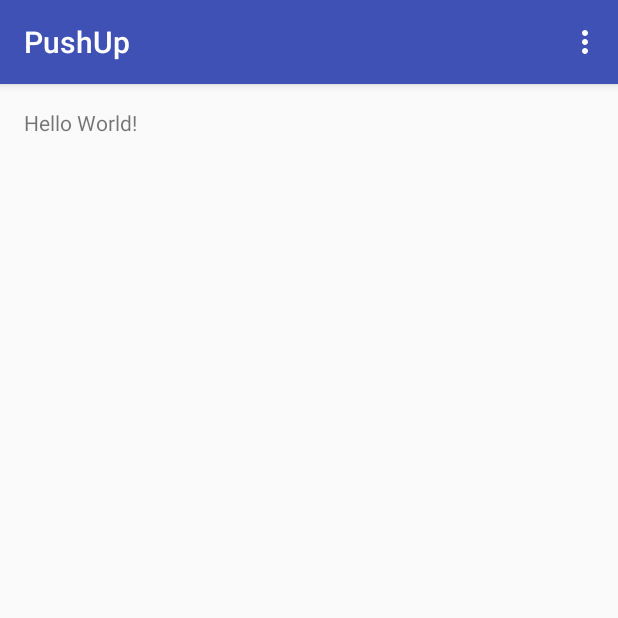
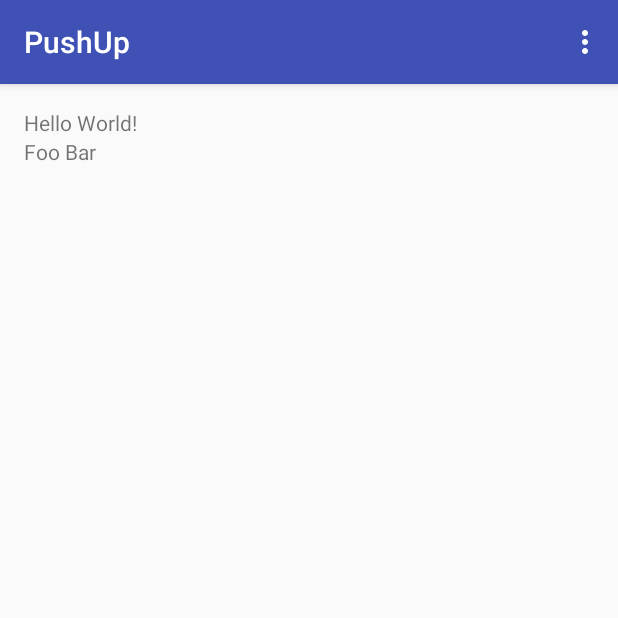
Before and after one commit to emma-github-acct/PushUp, an Android app: the screen it shows after launch (MainActivity), on a phone screen of 412 x 824 dp, the top half of it. Run offline under Robolectric (Android 15) with nearby library versions, the phone set to English and light mode, and no system bars.

Commit message:
Adds TextView "FooBar"

```diff
--- a/app/src/main/java/com/example/emma/pushup/AddFile.java
+++ b/app/src/main/java/com/example/emma/pushup/AddFile.java
@@ -1,9 +1,13 @@
 package com.example.emma.pushup;
+
+import android.support.v7.app.AppCompatActivity;
 
 /**
  * Created by Emma on 11/2/16.
  */
 
-public class AddFile {
+public class AddFile extends AppCompatActivity {
+
+
 
 }
--- a/app/src/main/java/com/example/emma/pushup/MainActivity.java
+++ b/app/src/main/java/com/example/emma/pushup/MainActivity.java
@@ -13,6 +13,7 @@ import android.support.v7.widget.Toolbar;
 import android.view.View;
 import android.view.Menu;
 import android.view.MenuItem;
+import android.widget.TextView;
 
 public class MainActivity extends AppCompatActivity {
 
@@ -61,4 +62,6 @@ public class MainActivity extends AppCompatActivity {
         int add = i + ii;
         int sub = i - ii;
     }
+
+
 }
--- a/app/src/main/res/layout/content_main.xml
+++ b/app/src/main/res/layout/content_main.xml
@@ -14,7 +14,17 @@
     tools:showIn="@layout/activity_main">
 
     <TextView
+        android:id="@+id/Hello"
         android:layout_width="wrap_content"
         android:layout_height="wrap_content"
         android:text="Hello World!" />
+
+
+    <TextView
+        android:id="@+id/fooTextView"
+        android:layout_width="wrap_content"
+        android:layout_height="wrap_content"
+        android:layout_below="@id/Hello"
+        android:text="Foo Bar"/>
+
 </RelativeLayout>
```
